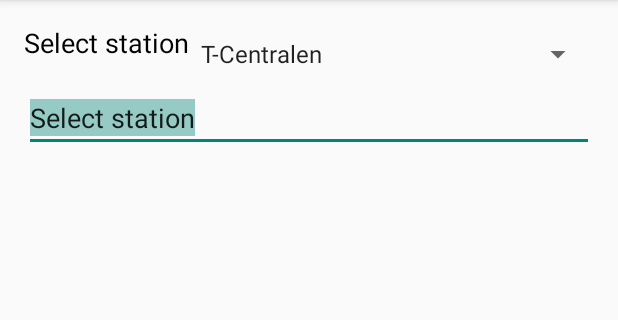
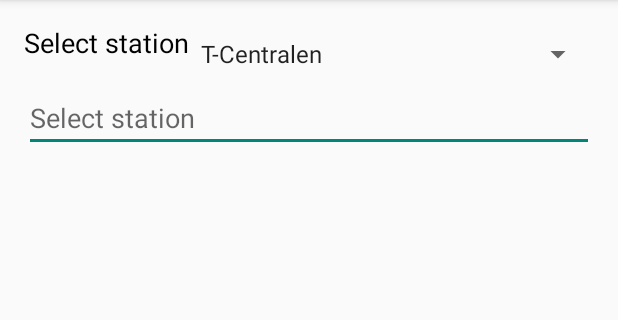
Before and after one commit to antur84/GoSthlm, an Android app: the screen it shows after launch (MobileMainActivity), on a phone screen of 412 x 824 dp, the part 84-404 px from its top. Run offline under Robolectric (Android 15) with nearby library versions, the phone set to English and light mode, and no system bars; libraries missing offline, so code that uses them is left out: com.github.kevinsawicki.http; 1 statement that could not run was skipped.

Commit message:
Changed from text to hint so user does not have to remove the text in the input field

```diff
--- a/mobile/src/main/res/layout/activity_main.xml
+++ b/mobile/src/main/res/layout/activity_main.xml
@@ -49,7 +49,7 @@
                 android:completionThreshold="3"
                 android:selectAllOnFocus="true"
                 android:singleLine="true"
-                android:text="@string/selectStation" />
+                android:hint="@string/selectStation" />
         </LinearLayout>
     </LinearLayout>
 
```
